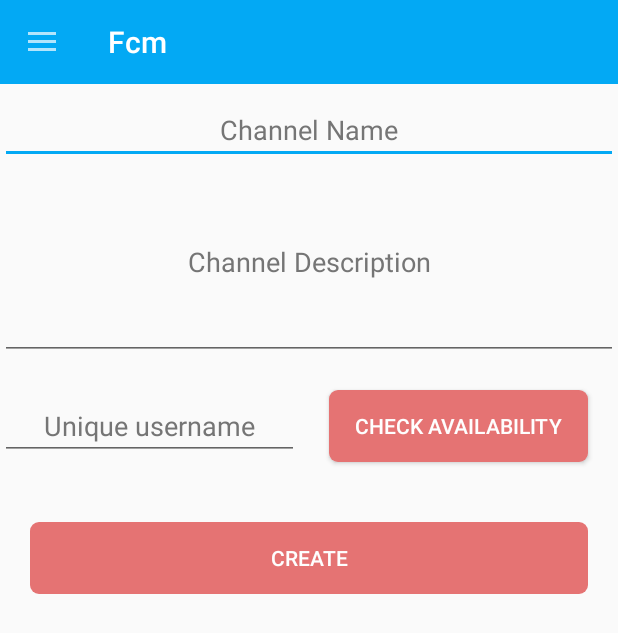
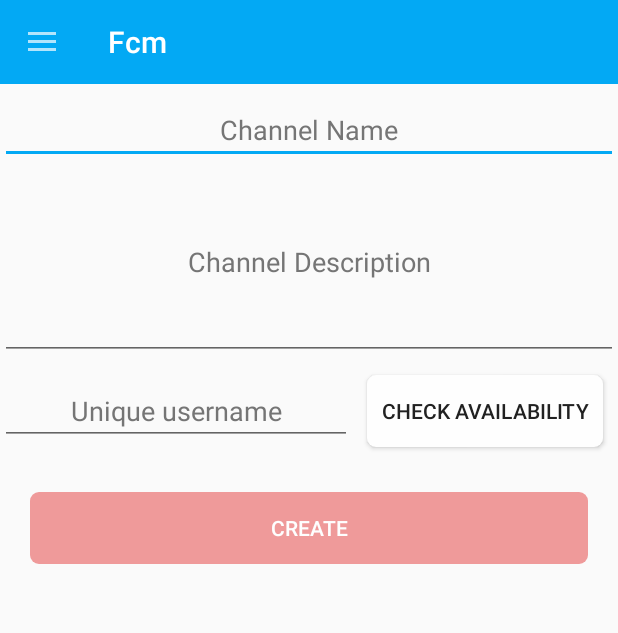
Before and after one commit to Staffone9/UpToSomethingNew, an Android app: the CreateChannel screen opened directly, with no data from a screen before it, on a phone screen of 412 x 824 dp. Shown: the top 633 px of the screen. Run offline under Robolectric (Android 15) with nearby library versions, the phone set to English and light mode, and no system bars; our stand-ins replace Firebase (no records; nobody signed in at launch, a user with empty details on screens opened directly).

Commit message:
button colour changes and effects

```diff
--- /dev/null
+++ b/app/src/main/res/drawable-v21/btn_colored.xml
@@ -0,0 +1,10 @@
+<?xml version="1.0" encoding="utf-8"?>
+<ripple xmlns:android="http://schemas.android.com/apk/res/android"
+    android:color="@color/color_button">
+    <item>
+        <shape xmlns:android="http://schemas.android.com/apk/res/android">
+            <corners android:radius="6dp" />
+            <solid android:color="@color/color_button_light" />
+        </shape>
+    </item>
+</ripple>
--- /dev/null
+++ b/app/src/main/res/drawable-v21/btn_white.xml
@@ -0,0 +1,10 @@
+<?xml version="1.0" encoding="utf-8"?>
+<ripple xmlns:android="http://schemas.android.com/apk/res/android"
+    android:color="@color/colorDivider">
+    <item>
+        <shape xmlns:android="http://schemas.android.com/apk/res/android">
+            <corners android:radius="6dp" />
+            <solid android:color="@color/color_white" />
+        </shape>
+    </item>
+</ripple>
--- /dev/null
+++ b/app/src/main/res/drawable/btn_colored.xml
@@ -0,0 +1,10 @@
+<?xml version="1.0" encoding="utf-8"?>
+<ripple xmlns:android="http://schemas.android.com/apk/res/android"
+    android:color="@color/color_button">
+    <item>
+        <shape xmlns:android="http://schemas.android.com/apk/res/android">
+            <corners android:radius="6dp" />
+            <solid android:color="@color/color_button_light" />
+        </shape>
+    </item>
+</ripple>
--- /dev/null
+++ b/app/src/main/res/drawable/btn_white.xml
@@ -0,0 +1,10 @@
+<?xml version="1.0" encoding="utf-8"?>
+<ripple xmlns:android="http://schemas.android.com/apk/res/android"
+    android:color="@color/colorDivider">
+    <item>
+        <shape xmlns:android="http://schemas.android.com/apk/res/android">
+            <corners android:radius="6dp" />
+            <solid android:color="@color/color_white" />
+        </shape>
+    </item>
+</ripple>
--- a/app/src/main/res/layout/activity_create_channel.xml
+++ b/app/src/main/res/layout/activity_create_channel.xml
@@ -44,12 +44,11 @@
         <LinearLayout
             android:layout_width="match_parent"
             android:layout_height="wrap_content"
-            android:orientation="horizontal"
-            android:weightSum="5">
+            android:orientation="horizontal">
 
             <EditText
                 android:id="@+id/username"
-                android:layout_width="wrap_content"
+                android:layout_width="0dp"
                 android:layout_height="wrap_content"
                 android:layout_weight="3"
                 android:hint="Unique username"
@@ -60,16 +59,15 @@
 
             <Button
                 android:id="@+id/avail"
-                android:layout_width="wrap_content"
+                android:layout_width="0dp"
                 android:layout_height="wrap_content"
                 android:layout_weight="2"
                 android:text="Check availability"
-                android:layout_margin="20dp"
+                android:layout_margin="10dp"
                 android:onClick="CheckAvailability"
-                android:background="@drawable/btn_drawable"
-                android:textColor="@color/color_white"
                 android:layout_gravity="center"
-                android:gravity="center"/>
+                android:gravity="center"
+                style="@style/btnWhite" />
 
         </LinearLayout>
         <Button
@@ -79,8 +77,7 @@
             android:onClick="CreateChannel"
             android:text="Create"
             android:layout_margin="20dp"
-            android:background="@drawable/btn_drawable"
-            android:textColor="@color/color_white"
+            style="@style/btnColored"
             android:layout_gravity="center"
             android:gravity="center"/>
 
--- a/app/src/main/res/layout/activity_main.xml
+++ b/app/src/main/res/layout/activity_main.xml
@@ -48,10 +48,9 @@
             android:text="Send"
             android:onClick="SendNotification"
             android:layout_margin="20dp"
-            android:background="@drawable/btn_drawable"
-            android:textColor="@color/color_white"
             android:layout_gravity="center"
-            android:gravity="center" />
+            android:gravity="center"
+            style="@style/btnColored"/>
 
     </LinearLayout>
 
--- /dev/null
+++ b/app/src/main/res/values-v21/styles.xml
@@ -0,0 +1,17 @@
+<?xml version="1.0" encoding="utf-8"?>
+<resources>
+
+    <style name="btnColored">
+        <item name="android:textColor">@color/color_white</item>
+        <item name="android:elevation">2dp</item>
+        <item name="android:translationZ">1dp</item>
+        <item name="android:background">@drawable/btn_colored</item>
+    </style>
+
+    <style name="btnWhite">
+        <item name="android:textColor">@color/colorPrimaryText</item>
+        <item name="android:elevation">2dp</item>
+        <item name="android:translationZ">1dp</item>
+        <item name="android:background">@drawable/btn_white</item>
+    </style>
+</resources>
--- a/app/src/main/res/values/colors.xml
+++ b/app/src/main/res/values/colors.xml
@@ -4,7 +4,8 @@
     <color name="colorPrimaryDark">#0277BD</color>
     <color name="colorAccent">#03A9F4</color>
     <color name="color_white">#fefefe</color>
-    <color name="color_button">#e57373</color>
+    <color name="color_button">#ef5350</color>
+    <color name="color_button_light">#ef9a9a</color>
     <color name="colorPrimaryText">#212121</color>
     <color name="colorSecondaryText">#757575</color>
     <color name="colorDivider">#BDBDBD</color>
--- a/app/src/main/res/values/styles.xml
+++ b/app/src/main/res/values/styles.xml
@@ -15,4 +15,14 @@
         <item name="android:background">@drawable/sign_in_drawable</item>
     </style>
 
+    <style name="btnColored">
+        <item name="android:textColor">@color/color_white</item>
+        <item name="android:background">@drawable/btn_colored</item>
+    </style>
+
+    <style name="btnWhite">
+        <item name="android:textColor">@color/colorPrimaryText</item>
+        <item name="android:background">@drawable/btn_white</item>
+    </style>
+
 </resources>
```
